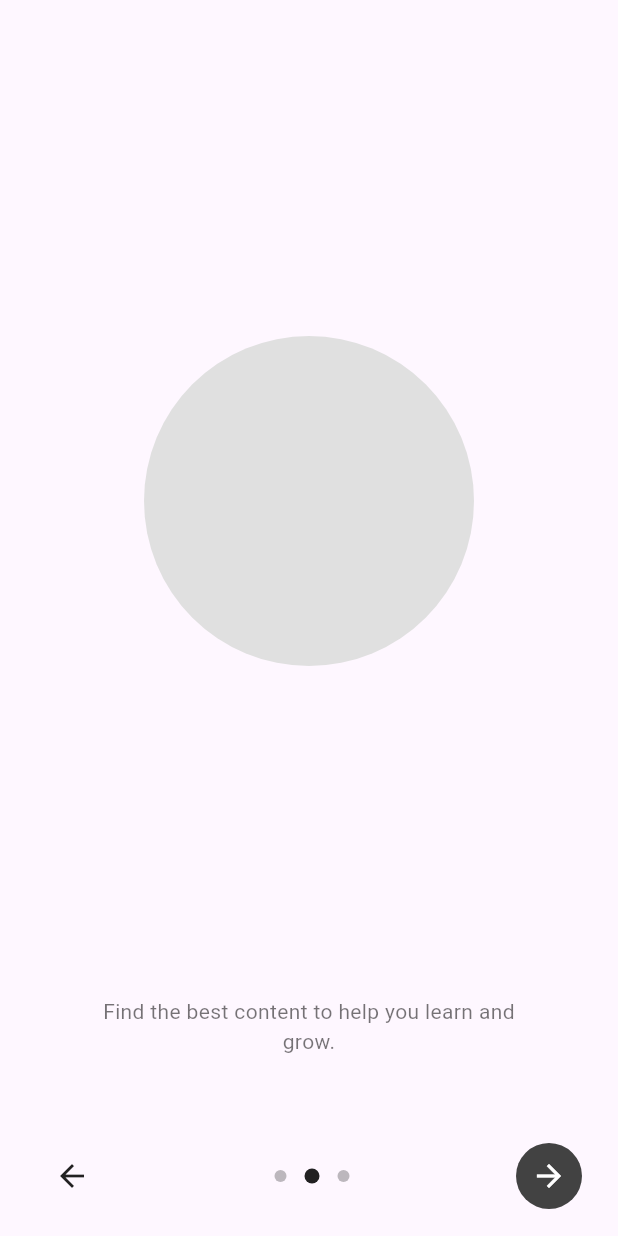
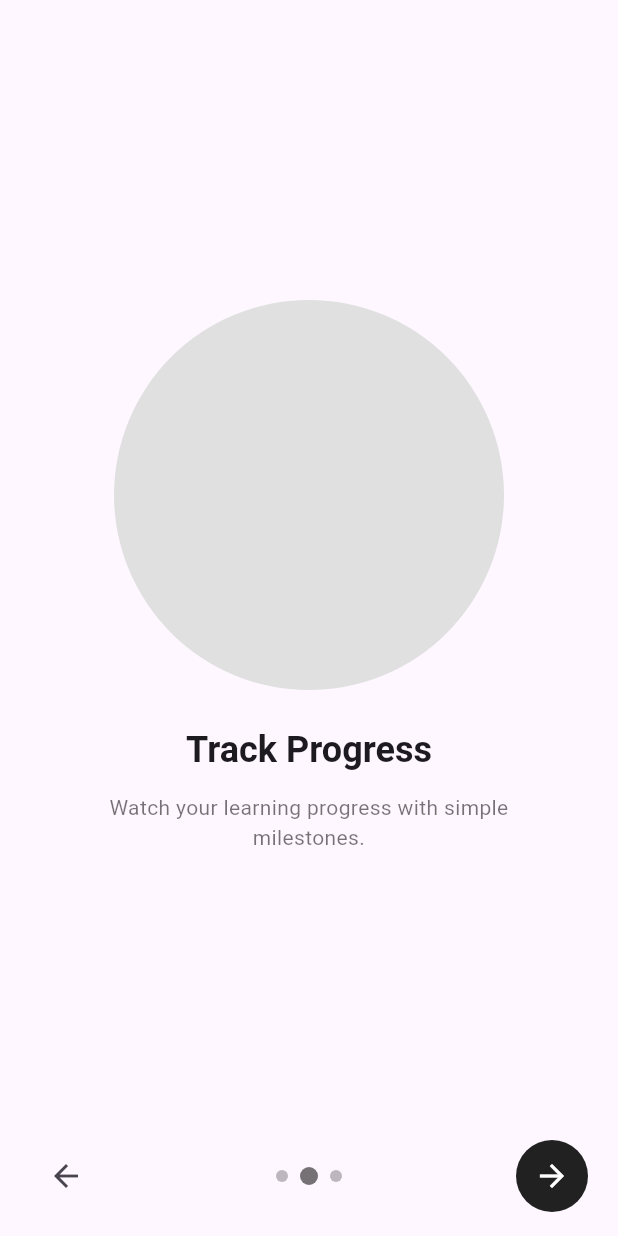
Before and after one commit to harshitgupta1998/medicaledu, a Flutter app: the OnboardingPage screen opened directly, after a tap on the "arrow forward" icon, on a phone screen of 412 x 824 dp. Run offline on Flutter 3.47's test engine with Material 3 defaults, Android fonts, the light colour scheme and no system bars.

Commit message:
Home page and loading page update

```diff
--- a/medicaledu_app/lib/pages/onboarding.dart
+++ b/medicaledu_app/lib/pages/onboarding.dart
@@ -12,14 +12,14 @@ class _OnboardingPageState extends State<OnboardingPage> {
   final PageController _controller = PageController();
   int _index = 0;
 
+  void _goTo(int i) {
+    _controller.animateToPage(i, duration: const Duration(milliseconds: 300), curve: Curves.easeInOut);
+  }
+
   @override
   void dispose() {
     _controller.dispose();
     super.dispose();
-  }
-
-  void _goTo(int i) {
-    _controller.animateToPage(i, duration: const Duration(milliseconds: 300), curve: Curves.easeInOut);
   }
 
   @override
@@ -31,60 +31,55 @@ class _OnboardingPageState extends State<OnboardingPage> {
             Expanded(
               child: PageView(
                 controller: _controller,
-                onPageChanged: (p) => setState(() => _index = p),
+                onPageChanged: (i) => setState(() => _index = i),
                 children: [
                   _buildPage(
-                    title: 'Welcome!',
-                    body: 'Lorem ipsum dolor sit amet, consectetur adipiscing elit, sed do eiusmod tempor',
-                    imageSize: 260,
+                    title: 'Welcome',
+                    body: 'Discover medical education content tailored for you.',
                   ),
                   _buildPage(
-                    title: 'Discover',
-                    body: 'Find the best content to help you learn and grow.',
+                    title: 'Track Progress',
+                    body: 'Watch your learning progress with simple milestones.',
                   ),
                   _buildPage(
-                    title: 'Get Started',
-                    body: 'Create your profile and join the community.',
+                    title: 'Get Certified',
+                    body: 'Complete courses and earn recognition for your skills.',
                   ),
                 ],
               ),
             ),
 
-            // bottom nav
             Padding(
-              padding: const EdgeInsets.symmetric(horizontal: 24, vertical: 16),
+              padding: const EdgeInsets.symmetric(horizontal: 20, vertical: 16),
               child: Row(
                 mainAxisAlignment: MainAxisAlignment.spaceBetween,
                 children: [
-                  // back circular outline
                   IconButton(
                     onPressed: _index > 0 ? () => _goTo(_index - 1) : null,
                     icon: const Icon(Icons.arrow_back),
-                    color: _index > 0 ? Colors.black87 : Colors.black26,
-                    splashRadius: 22,
                   ),
 
-                  // dots (clickable)
                   Row(
-                    mainAxisSize: MainAxisSize.min,
                     children: List.generate(3, (i) {
                       final active = i == _index;
                       return GestureDetector(
                         onTap: () => _goTo(i),
                         child: Container(
-                          margin: const EdgeInsets.symmetric(horizontal: 6),
-                          width: active ? 10 : 8,
-                          height: active ? 10 : 8,
-                          decoration: BoxDecoration(color: active ? Colors.black87 : Colors.black26, shape: BoxShape.circle),
+                          margin: const EdgeInsets.symmetric(horizontal: 4),
+                          width: active ? 12 : 8,
+                          height: active ? 12 : 8,
+                          decoration: BoxDecoration(
+                            color: active ? Colors.black54 : Colors.black26,
+                            shape: BoxShape.circle,
+                          ),
                         ),
                       );
                     }),
                   ),
 
-                  // forward circular filled
                   CircleAvatar(
-                    radius: 22,
-                    backgroundColor: Colors.grey[800],
+                    radius: 24,
+                    backgroundColor: Colors.black87,
                     child: IconButton(
                       color: Colors.white,
                       onPressed: () {
@@ -106,33 +101,26 @@ class _OnboardingPageState extends State<OnboardingPage> {
     );
   }
 
-  Widget _buildPage({required String title, required String body, double imageSize = 220}) {
-    return Padding(
-      padding: const EdgeInsets.symmetric(horizontal: 24),
+  Widget _buildPage({required String title, required String body}) => Padding(
+        padding: const EdgeInsets.symmetric(horizontal: 24, vertical: 20),
         child: Column(
           children: [
-          const SizedBox(height: 20),
+            const SizedBox(height: 24),
             Expanded(
               child: Center(
-              child: Container(
-                width: imageSize,
-                height: imageSize,
-                decoration: BoxDecoration(color: Colors.grey[300], shape: BoxShape.circle),
+                child: Column(
+                  mainAxisSize: MainAxisSize.min,
+                  children: [
+                    Container(width: 260, height: 260, decoration: BoxDecoration(color: Colors.grey[300], shape: BoxShape.circle)),
+                    const SizedBox(height: 24),
+                    Text(title, style: Theme.of(context).textTheme.headlineSmall?.copyWith(fontWeight: FontWeight.bold)),
+                    const SizedBox(height: 12),
+                    Padding(padding: const EdgeInsets.symmetric(horizontal: 16), child: Text(body, textAlign: TextAlign.center, style: const TextStyle(color: Colors.black54))),
+                  ],
                 ),
               ),
             ),
-          const SizedBox(height: 16),
-          Padding(
-            padding: const EdgeInsets.symmetric(horizontal: 32),
-            child: Text(
-              body,
-              textAlign: TextAlign.center,
-              style: const TextStyle(color: Colors.black54),
-            ),
-          ),
-          const SizedBox(height: 40),
           ],
         ),
       );
 }
-}
```
Lines whose indentation alone changed are shown as unchanged.
